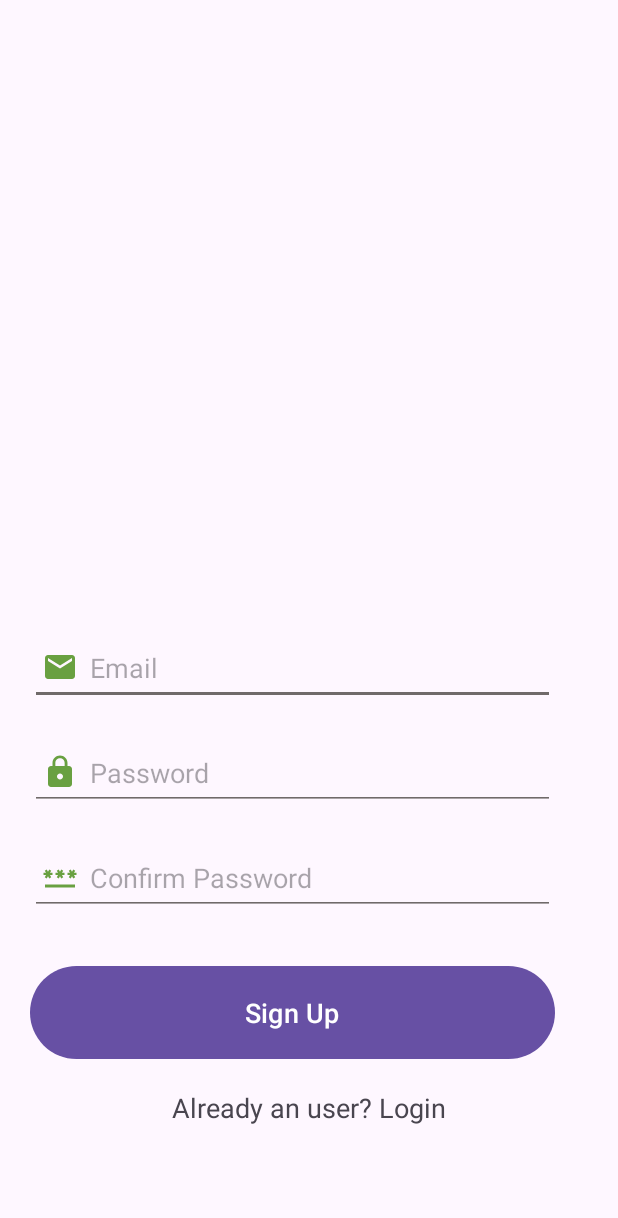
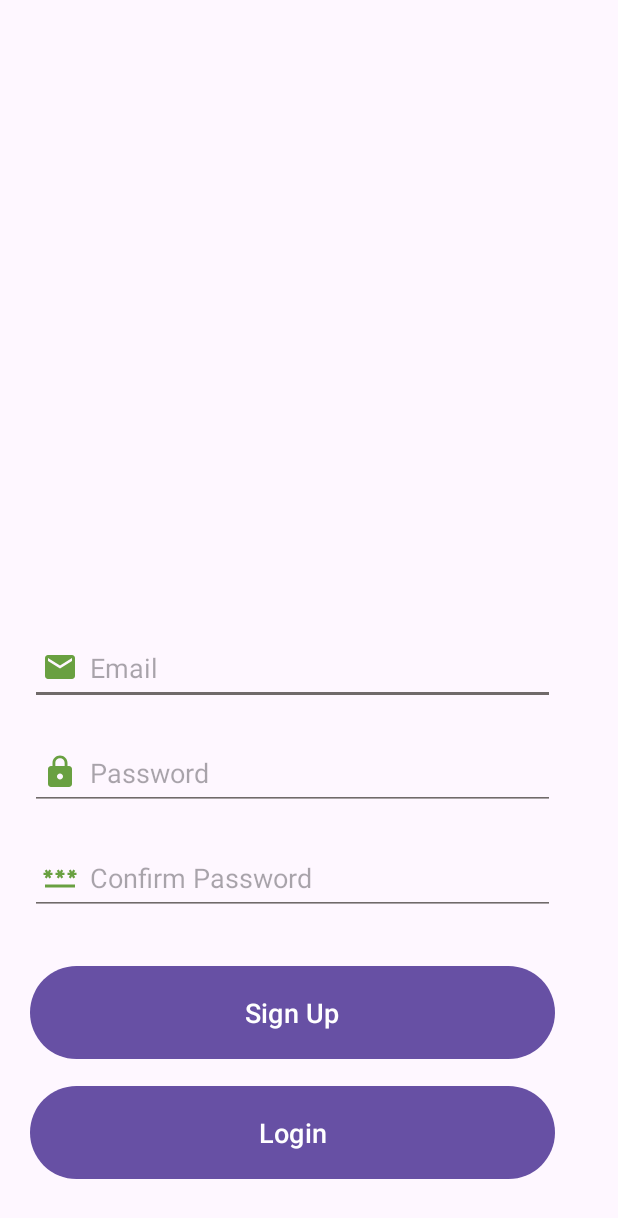
Before and after one commit to GiannisChatziaxiaris/Tour-Guide, an Android app: the screen it shows after launch (SignUpActivity), on a phone screen of 412 x 824 dp. Shown: the top 1218 px of the screen. Run offline under Robolectric (Android 15) with nearby library versions, the phone set to English and light mode, and no system bars; our stand-ins replace Firebase (no records; nobody signed in at launch, a user with empty details on screens opened directly).

Commit message:
singup login sxedon complete akoma crasharoun merikes fores sthn enalagh aytwn twn dyo o8onwn alla egine mikro progress

```diff
--- a/app/build.gradle.kts
+++ b/app/build.gradle.kts
@@ -10,7 +10,7 @@ android {
     defaultConfig {
         applicationId = "gr.ihu.tourguide"
         minSdk = 26
-        targetSdk = 33
+        targetSdk = 34
         versionCode = 1
         versionName = "1.0"
 
--- a/app/src/main/java/gr/ihu/tourguide/MainActivity.java
+++ b/app/src/main/java/gr/ihu/tourguide/MainActivity.java
@@ -34,8 +34,6 @@ public class MainActivity extends AppCompatActivity {
             startActivity(intent);
             finish();
         }
-        else {
-            textView.setText(user.getEmail());
-        }
+
     }
 }
--- a/app/src/main/java/gr/ihu/tourguide/View/SignUpActivity.java
+++ b/app/src/main/java/gr/ihu/tourguide/SignUpActivity.java
@@ -1,6 +1,4 @@
-package gr.ihu.tourguide.View;
-
-import static androidx.constraintlayout.helper.widget.MotionEffect.TAG;
+package gr.ihu.tourguide;
 
 import androidx.annotation.NonNull;
 import androidx.appcompat.app.AppCompatActivity;
@@ -8,29 +6,22 @@ import androidx.appcompat.app.AppCompatActivity;
 import android.content.Intent;
 import android.os.Bundle;
 import android.text.TextUtils;
-import android.util.Log;
-import android.view.View;
 import android.widget.Button;
 import android.widget.EditText;
-import android.widget.TextView;
 import android.widget.Toast;
 
 import com.google.android.gms.tasks.OnCompleteListener;
 import com.google.android.gms.tasks.Task;
-import com.google.android.material.textfield.TextInputEditText;
 import com.google.firebase.FirebaseApp;
 import com.google.firebase.auth.AuthResult;
 import com.google.firebase.auth.FirebaseAuth;
 import com.google.firebase.auth.FirebaseUser;
 
-import gr.ihu.tourguide.Login;
-import gr.ihu.tourguide.R;
-
 public class SignUpActivity extends AppCompatActivity {
 
     EditText editTextEmail,editTextPassword,editTextPasswordConfirm;
-    TextView textViewLogin;
-    Button signupButton;
+
+    Button signupButton, loginButton;
     FirebaseAuth mAuth;
     @Override
     protected void onCreate(Bundle savedInstanceState) {
@@ -41,15 +32,17 @@ public class SignUpActivity extends AppCompatActivity {
         editTextEmail = findViewById(R.id.signup_email);
         editTextPassword = findViewById(R.id.signup_password);
         editTextPasswordConfirm = findViewById(R.id.signup_password_confirm);
-        textViewLogin = findViewById(R.id.loginRedirectText);
         signupButton = findViewById(R.id.signup_button);
+        loginButton = findViewById(R.id.login_button);
 
-        textViewLogin.setOnClickListener(view -> {
+        loginButton.setOnClickListener(view -> {
             Intent intent = new Intent(getApplicationContext(),Login.class);
             startActivity(intent);
             finish();
+        })
 
-        });
+
+        ;
 
         signupButton.setOnClickListener(view -> {
             String email,password,passwordConfirm;
@@ -72,21 +65,21 @@ public class SignUpActivity extends AppCompatActivity {
             }
 
             mAuth.createUserWithEmailAndPassword(email, password) //todo put the confirmPassword into the function
-                    .addOnCompleteListener(new OnCompleteListener<AuthResult>() {
-                        @Override
-                        public void onComplete(@NonNull Task<AuthResult> task) {
+                    .addOnCompleteListener(task -> {
                         if (task.isSuccessful()) {
                             // Sign in success, update UI with the signed-in user's information
                             Toast.makeText(SignUpActivity.this, "Authentication was Successful.",
                                     Toast.LENGTH_SHORT).show();
                             FirebaseUser user = mAuth.getCurrentUser();
+                            Intent intent = new Intent(getApplicationContext(), MapActivity.class);
+                            startActivity(intent);
+                            finish();
 
                         } else {
                             // If sign in fails, display a message to the user.
                             Toast.makeText(SignUpActivity.this, "Authentication failed.",
                                     Toast.LENGTH_SHORT).show();
 
-                            }
                         }
                     });
 
--- a/app/src/main/res/layout/activity_sign_up.xml
+++ b/app/src/main/res/layout/activity_sign_up.xml
@@ -6,7 +6,7 @@
     android:layout_width="match_parent"
     android:layout_height="wrap_content"
     android:orientation="vertical"
-    tools:context=".View.SignUpActivity">
+    tools:context=".SignUpActivity">
 
     <LinearLayout
         android:layout_width="match_parent"
@@ -64,17 +64,13 @@
                 android:text="Sign Up"
                 android:textSize="18sp"></Button>
 
-            <TextView
-                android:id="@+id/loginRedirectText"
-                android:layout_width="wrap_content"
+            <Button
+                android:id="@+id/login_button"
+                android:text="@string/login"
+                android:layout_width="350dp"
                 android:layout_height="70dp"
-                android:layout_gravity="center"
-                android:layout_marginTop="8dp"
-                android:padding="8dp"
-                android:text="Already an user? Login"
-                android:textSize="18sp">
-
-            </TextView>
+                android:textSize="18sp"
+                android:layout_marginTop="10dp"></Button>
 
 
         </LinearLayout>
```
Also changed, not shown: app/src/main/AndroidManifest.xml (+10 -5 lines), app/src/main/java/gr/ihu/tourguide/Login.java (+10 -14 lines), app/src/main/java/gr/ihu/tourguide/MapActivity.java (renamed from app/src/main/java/gr/ihu/tourguide/View/MapActivity.java, +1 -6 lines), 120 other files. Lines whose indentation alone changed are shown as unchanged.
